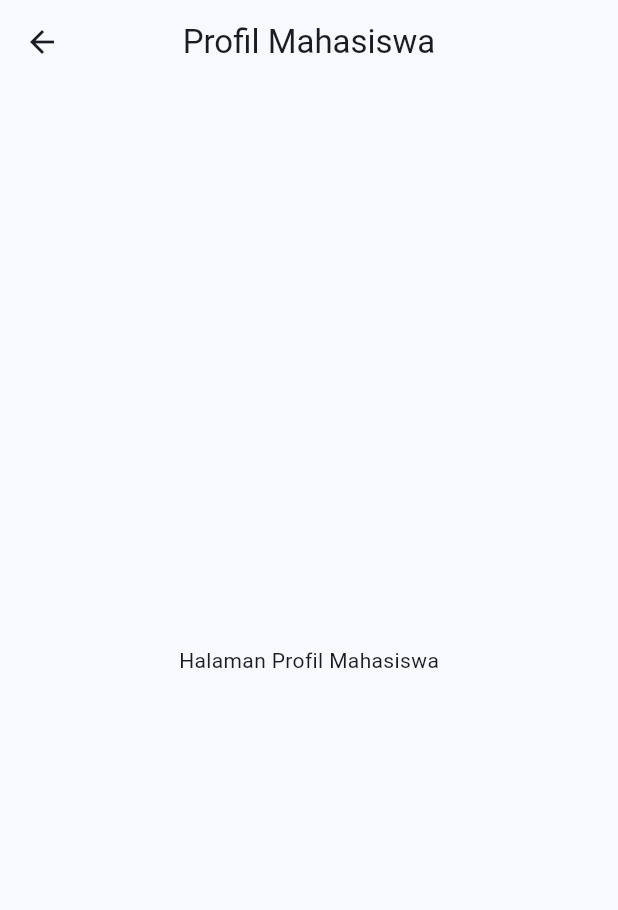
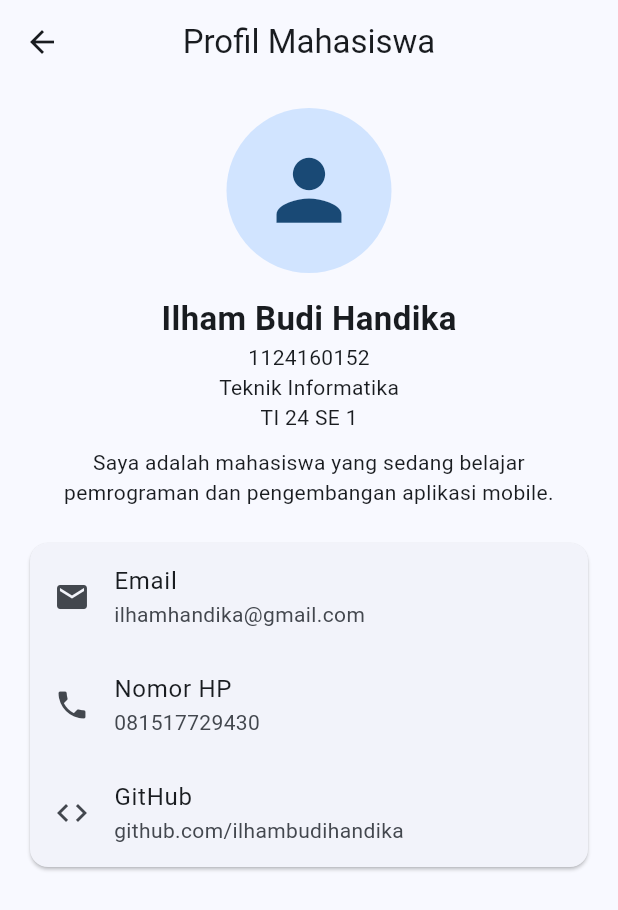
Before and after one commit to ilhambudihandika/uts-pml-1124160152, a Flutter app: the ProfilPage screen opened directly, on a phone screen of 412 x 824 dp. Shown: the top 910 px of the screen. Run offline on Flutter 3.47's test engine with Material 3 defaults, Android fonts, the phone set to English and light mode, and no system bars.

Commit message:
Melengkapi informasi profil mahasiswa

```diff
--- a/soal2_profil_app/lib/screens/profil_page.dart
+++ b/soal2_profil_app/lib/screens/profil_page.dart
@@ -1,4 +1,6 @@
+
 import 'package:flutter/material.dart';
+import '../widgets/info_tile.dart';
 
 class ProfilPage extends StatelessWidget {
   const ProfilPage({super.key});
@@ -10,8 +12,67 @@ class ProfilPage extends StatelessWidget {
         title: const Text('Profil Mahasiswa'),
         centerTitle: true,
       ),
-      body: const Center(
-        child: Text('Halaman Profil Mahasiswa'),
+      body: SingleChildScrollView(
+        child: Padding(
+          padding: const EdgeInsets.all(16),
+          child: Column(
+            children: [
+              const CircleAvatar(
+                radius: 55,
+                child: Icon(
+                  Icons.person,
+                  size: 65,
+                ),
+              ),
+
+              const SizedBox(height: 15),
+
+              const Text(
+                'Ilham Budi Handika',
+                style: TextStyle(
+                  fontSize: 22,
+                  fontWeight: FontWeight.bold,
+                ),
+              ),
+
+              const Text('1124160152'),
+              const Text('Teknik Informatika'),
+              const Text('TI 24 SE 1'),
+
+              const SizedBox(height: 10),
+
+              const Text(
+                'Saya adalah mahasiswa yang sedang belajar '
+                'pemrograman dan pengembangan aplikasi mobile.',
+                textAlign: TextAlign.center,
+              ),
+
+              const SizedBox(height: 20),
+
+              const Card(
+                child: Column(
+                  children: [
+                    InfoTile(
+                      icon: Icons.email,
+                      label: 'Email',
+                      value: 'ilhamhandika@gmail.com',
+                    ),
+                    InfoTile(
+                      icon: Icons.phone,
+                      label: 'Nomor HP',
+                      value: '081517729430',
+                    ),
+                    InfoTile(
+                      icon: Icons.code,
+                      label: 'GitHub',
+                      value: 'github.com/ilhambudihandika',
+                    ),
+                  ],
+                ),
+              ),
+            ],
+          ),
+        ),
       ),
     );
   }
```
